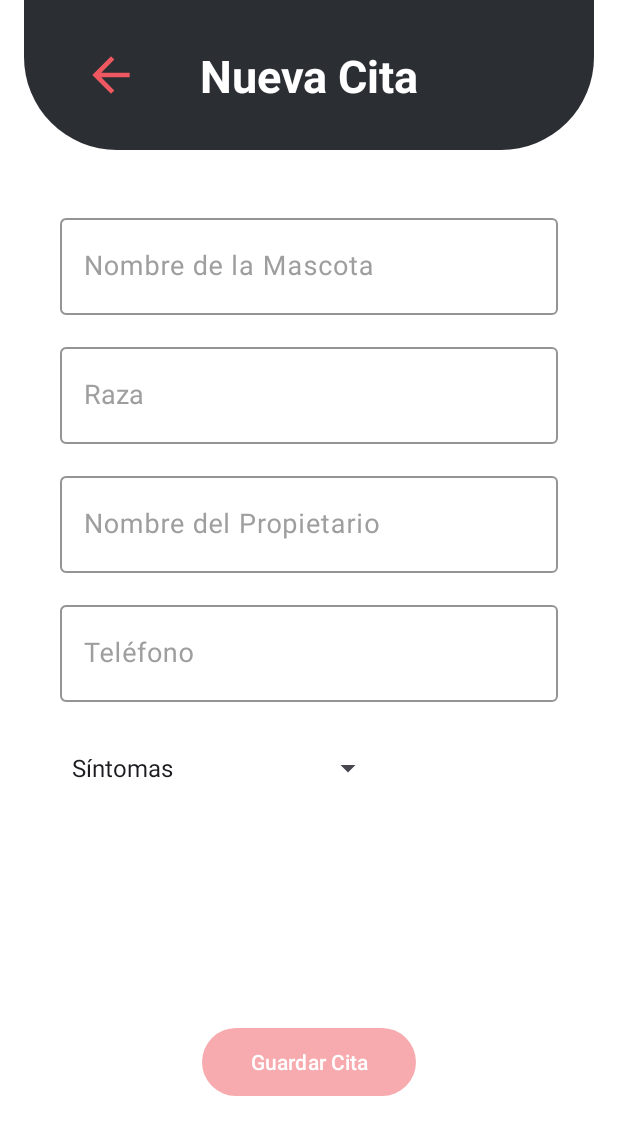
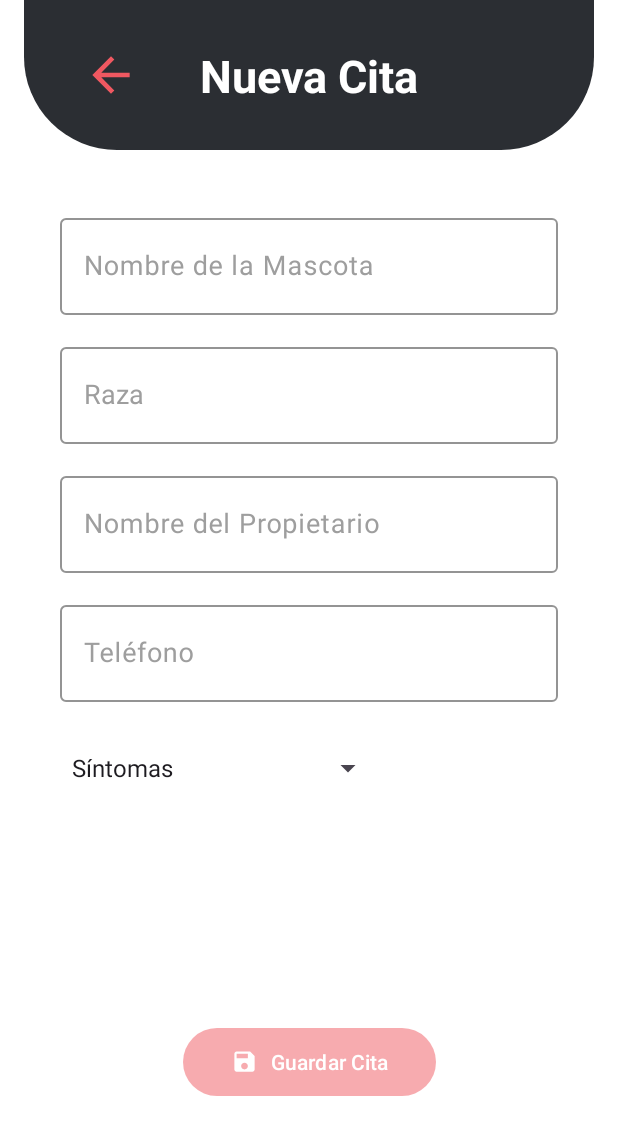
Before and after one commit to Monica-Cortes/DogApp, an Android app: the AddCitaFragment screen opened through its navigation route, on a phone screen of 412 x 824 dp. Shown: the top 1135 px of the screen. Run offline under Robolectric (Android 15) with nearby library versions, the phone set to English and light mode, and no system bars; our stand-ins replace Room's generated code, data binding.

Commit message:
save icon to button

```diff
--- a/app/src/main/res/layout/fragment_add_cita.xml
+++ b/app/src/main/res/layout/fragment_add_cita.xml
@@ -154,6 +154,7 @@
             app:layout_constraintStart_toStartOf="parent"
             app:layout_constraintEnd_toEndOf="parent"
             app:backgroundTint="@null"
+            app:icon="@drawable/ic_guardar"
             app:iconGravity="textStart"
             app:iconPadding="8dp"
             app:iconTint="@color/white" />
```
